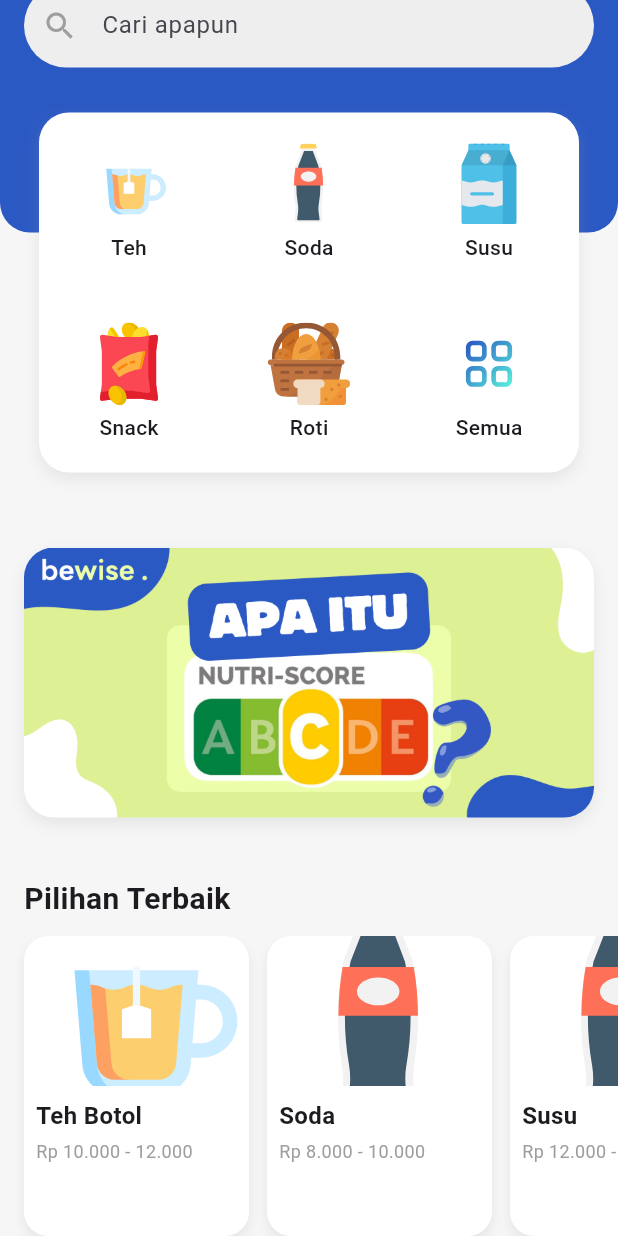
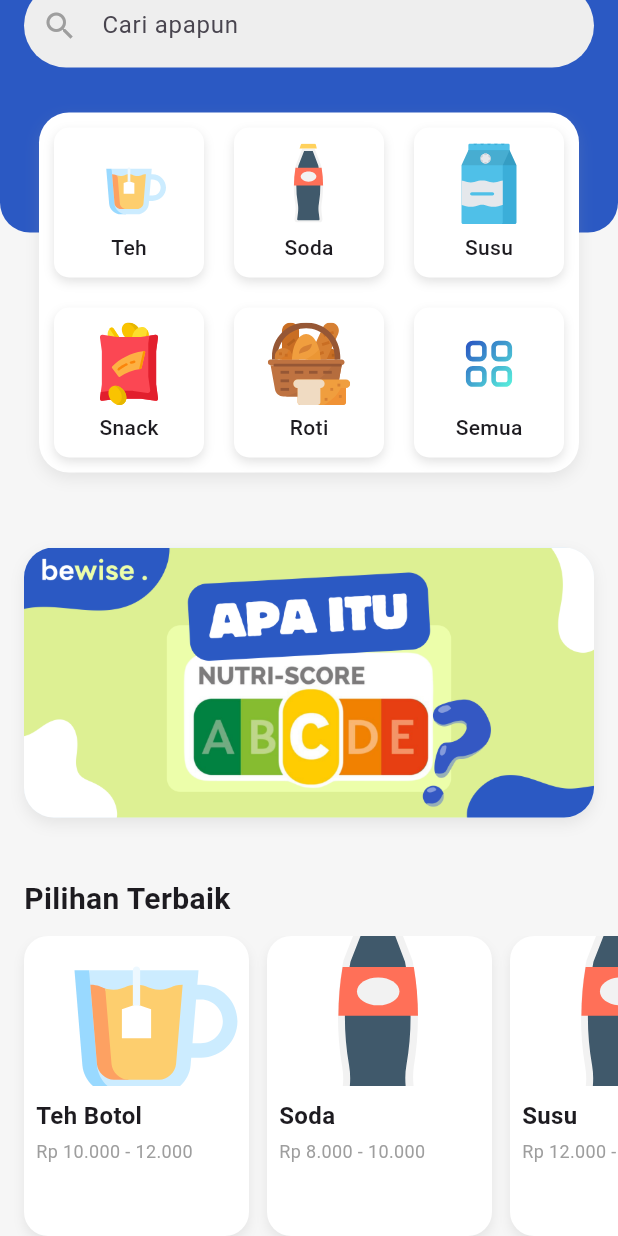
Before and after one commit to hokacristian/BeWiseV1, a Flutter app: the HomePage screen opened directly, scrolled down 145 dp, on a phone screen of 412 x 824 dp. Run offline on Flutter 3.47's test engine with Material 3 defaults, Android fonts, the phone set to English and light mode, and no system bars; our stand-ins replace flutter_dotenv, flutter_svg, image_picker, shared_preferences, skeletonizer; missing offline and left inert: google_ml_kit, mobile_scanner; accounts and stored records are empty; network calls fail; project files that could hold a hidden picture were left out.

Commit message:
fix : home page

```diff
--- a/lib/presentation/page/home/home_page.dart
+++ b/lib/presentation/page/home/home_page.dart
@@ -48,7 +48,7 @@ class _HomePageState extends State<HomePage> {
   // Konten utama jika data berhasil dimuat
   Widget _buildContent(BuildContext context) {
     return SingleChildScrollView(
-      physics: const BouncingScrollPhysics(), // Efek scroll yang smooth
+      // physics: const BouncingScrollPhysics(), // Efek scroll yang smooth
       child: Column(
         children: [
           // Header
@@ -237,22 +237,14 @@ class _HomePageState extends State<HomePage> {
   }
 
 Widget _buildCategorySection() {
-  final List<String> categoryNames = [
-    'Teh',
-    'Soda',
-    'Susu',
-    'Snack',
-    'Roti',
-    'Semua',
-  ];
-
-  final List<String> categoryImages = [
-    'assets/img/icon_tea.svg',
-    'assets/img/icon_soda.svg',
-    'assets/img/icon_susu.svg',
-    'assets/img/icon_snack.svg',
-    'assets/img/icon_roti.svg',
-    'assets/img/icon_all.svg',
+  // List kategori dengan ID, nama, dan path gambar
+  final List<Map<String, dynamic>> categories = [
+    {'id': 1, 'name': 'Teh', 'image': 'assets/img/icon_tea.svg'},
+    {'id': 2, 'name': 'Soda', 'image': 'assets/img/icon_soda.svg'},
+    {'id': 3, 'name': 'Susu', 'image': 'assets/img/icon_susu.svg'},
+    {'id': 4, 'name': 'Snack', 'image': 'assets/img/icon_snack.svg'},
+    {'id': 5, 'name': 'Roti', 'image': 'assets/img/icon_roti.svg'},
+    {'id': 0, 'name': 'Semua', 'image': 'assets/img/icon_all.svg'},
   ];
 
   return Center(
@@ -280,13 +272,13 @@ Widget _buildCategorySection() {
             crossAxisSpacing: 20,
             mainAxisSpacing: 20,
           ),
-          itemCount: categoryNames.length,
+          itemCount: categories.length,
           itemBuilder: (context, index) {
             return _buildCategoryButtonWithImage(
               context,
-              categoryNames[index],
-              index, // Menggunakan index sebagai ID
-              categoryImages[index], // Gambar SVG
+              categories[index]['name'] as String, // Nama kategori
+              categories[index]['id'] as int, // ID kategori
+              categories[index]['image'] as String, // Gambar kategori
             );
           },
         ),
@@ -295,11 +287,12 @@ Widget _buildCategorySection() {
   );
 }
 
-// Fungsi baru yang menggunakan gambar SVG
+// Fungsi untuk membuat tombol kategori
 Widget _buildCategoryButtonWithImage(
     BuildContext context, String name, int categoryId, String imagePath) {
   return GestureDetector(
     onTap: () {
+      print('Navigasi ke Category ID: $categoryId'); // Debugging
       Navigator.push(
         context,
         MaterialPageRoute(
@@ -313,7 +306,7 @@ Widget _buildCategoryButtonWithImage(
         borderRadius: BorderRadius.circular(10),
         boxShadow: [
           BoxShadow(
-            color: Colors.white.withOpacity(0.3),
+            color: Colors.grey.withOpacity(0.3),
             blurRadius: 5,
             offset: const Offset(0, 3),
           ),
@@ -340,6 +333,53 @@ Widget _buildCategoryButtonWithImage(
     ),
   );
 }
+
+
+// Fungsi baru yang menggunakan gambar SVG
+// Widget _buildCategoryButtonWithImage(
+//     BuildContext context, String name, int categoryId, String imagePath) {
+//   return GestureDetector(
+//     onTap: () {
+//       Navigator.push(
+//         context,
+//         MaterialPageRoute(
+//           builder: (context) => CategoryProductPage(categoryId: categoryId),
+//         ),
+//       );
+//     },
+//     child: Container(
+//       decoration: BoxDecoration(
+//         color: Colors.white,
+//         borderRadius: BorderRadius.circular(10),
+//         boxShadow: [
+//           BoxShadow(
+//             color: Colors.white.withOpacity(0.3),
+//             blurRadius: 5,
+//             offset: const Offset(0, 3),
+//           ),
+//         ],
+//       ),
+//       child: Column(
+//         mainAxisAlignment: MainAxisAlignment.center,
+//         children: [
+//           SizedBox(
+//             height: 55,
+//             width: 55,
+//             child: SvgPicture.asset(
+//               imagePath,
+//               fit: BoxFit.contain,
+//             ),
+//           ),
+//           const SizedBox(height: 5),
+//           Text(
+//             name,
+//             style: const TextStyle(fontSize: 14, fontWeight: FontWeight.w500),
+//           ),
+//         ],
+//       ),
+//     ),
+//   );
+// }
 
 
   Widget _buildBanner() {
```
